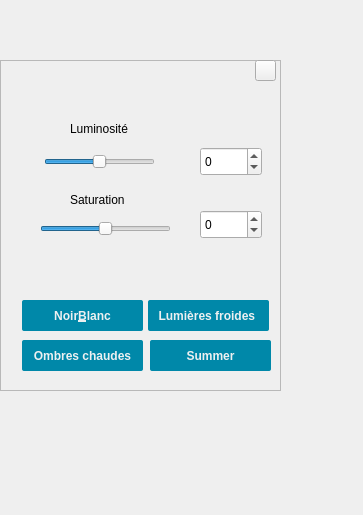
Before: the Qt Designer form filterarea.ui in NesrineGhannay/ImagEdit, drawn with Qt 5.
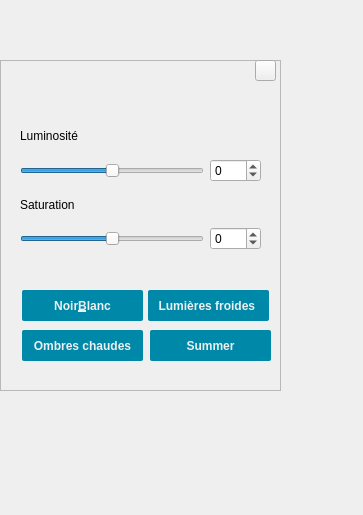
After: the same form once the commit is applied. Icons and pictures are not drawn.

Commit message: widget restructuring

What changed in the file:
```diff
--- a/filterarea.ui
+++ b/filterarea.ui
@@ -28,59 +28,11 @@
    <property name="frameShadow">
     <enum>QFrame::Raised</enum>
    </property>
-   <widget class="QLabel" name="saturationText">
-    <property name="geometry">
-     <rect>
-      <x>70</x>
-      <y>130</y>
-      <width>68</width>
-      <height>20</height>
-     </rect>
-    </property>
-    <property name="text">
-     <string>Saturation</string>
-    </property>
-   </widget>
-   <widget class="QSlider" name="luminositeSlider">
-    <property name="geometry">
-     <rect>
-      <x>44</x>
-      <y>92</y>
-      <width>111</width>
-      <height>20</height>
-     </rect>
-    </property>
-    <property name="minimum">
-     <number>-100</number>
-    </property>
-    <property name="maximum">
-     <number>100</number>
-    </property>
-    <property name="orientation">
-     <enum>Qt::Horizontal</enum>
-    </property>
-   </widget>
-   <widget class="QSpinBox" name="luminositeBox">
-    <property name="geometry">
-     <rect>
-      <x>200</x>
-      <y>87</y>
-      <width>62</width>
-      <height>29</height>
-     </rect>
-    </property>
-    <property name="minimum">
-     <number>-100</number>
-    </property>
-    <property name="maximum">
-     <number>100</number>
-    </property>
-   </widget>
    <widget class="QPushButton" name="LumFroidesFilterButton">
     <property name="geometry">
      <rect>
       <x>148</x>
-      <y>240</y>
+      <y>230</y>
       <width>121</width>
       <height>31</height>
      </rect>
@@ -106,24 +58,11 @@
      <string>Lumières froides </string>
     </property>
    </widget>
-   <widget class="QLabel" name="luminositeText">
-    <property name="geometry">
-     <rect>
-      <x>70</x>
-      <y>59</y>
-      <width>72</width>
-      <height>20</height>
-     </rect>
-    </property>
-    <property name="text">
-     <string>Luminosité</string>
-    </property>
-   </widget>
    <widget class="QPushButton" name="NbFilterButton">
     <property name="geometry">
      <rect>
       <x>22</x>
-      <y>240</y>
+      <y>230</y>
       <width>121</width>
       <height>31</height>
      </rect>
@@ -153,7 +92,7 @@
     <property name="geometry">
      <rect>
       <x>22</x>
-      <y>280</y>
+      <y>270</y>
       <width>121</width>
       <height>31</height>
      </rect>
@@ -179,30 +118,11 @@
      <string>Ombres chaudes</string>
     </property>
    </widget>
-   <widget class="QSlider" name="saturationSlider">
-    <property name="geometry">
-     <rect>
-      <x>40</x>
-      <y>160</y>
-      <width>131</width>
-      <height>18</height>
-     </rect>
-    </property>
-    <property name="minimum">
-     <number>-100</number>
-    </property>
-    <property name="maximum">
-     <number>100</number>
-    </property>
-    <property name="orientation">
-     <enum>Qt::Horizontal</enum>
-    </property>
-   </widget>
    <widget class="QPushButton" name="SummerFiltreButton">
     <property name="geometry">
      <rect>
       <x>150</x>
-      <y>280</y>
+      <y>270</y>
       <width>121</width>
       <height>31</height>
      </rect>
@@ -228,22 +148,6 @@
      <string>Summer</string>
     </property>
    </widget>
-   <widget class="QSpinBox" name="saturationNumber">
-    <property name="geometry">
-     <rect>
-      <x>200</x>
-      <y>150</y>
-      <width>62</width>
-      <height>29</height>
-     </rect>
-    </property>
-    <property name="minimum">
-     <number>-100</number>
-    </property>
-    <property name="maximum">
-     <number>100</number>
-    </property>
-   </widget>
    <widget class="QPushButton" name="pushButton">
     <property name="enabled">
      <bool>true</bool>
@@ -264,6 +168,107 @@
       <normaloff>:/cancel.png</normaloff>:/cancel.png</iconset>
     </property>
    </widget>
+   <widget class="QWidget" name="">
+    <property name="geometry">
+     <rect>
+      <x>20</x>
+      <y>59</y>
+      <width>241</width>
+      <height>151</height>
+     </rect>
+    </property>
+    <layout class="QVBoxLayout" name="verticalLayout_3">
+     <item>
+      <layout class="QVBoxLayout" name="verticalLayout">
+       <item>
+        <widget class="QLabel" name="luminositeText">
+         <property name="text">
+          <string>Luminosité</string>
+         </property>
+        </widget>
+       </item>
+       <item>
+        <layout class="QHBoxLayout" name="horizontalLayout">
+         <item>
+          <widget class="QSlider" name="luminositeSlider">
+           <property name="minimum">
+            <number>-100</number>
+           </property>
+           <property name="maximum">
+            <number>100</number>
+           </property>
+           <property name="orientation">
+            <enum>Qt::Horizontal</enum>
+           </property>
+          </widget>
+         </item>
+         <item>
+          <widget class="QSpinBox" name="luminositeBox">
+           <property name="minimum">
+            <number>-100</number>
+           </property>
+           <property name="maximum">
+            <number>100</number>
+           </property>
+          </widget>
+         </item>
+        </layout>
+       </item>
+      </layout>
+     </item>
+     <item>
+      <layout class="QVBoxLayout" name="verticalLayout_2">
+       <item>
+        <widget class="QLabel" name="saturationText">
+         <property name="text">
+          <string>Saturation</string>
+         </property>
+        </widget>
+       </item>
+       <item>
+        <layout class="QHBoxLayout" name="horizontalLayout_2">
+         <item>
+          <widget class="QSlider" name="saturationSlider">
+           <property name="minimum">
+            <number>-100</number>
+           </property>
+           <property name="maximum">
+            <number>100</number>
+           </property>
+           <property name="orientation">
+            <enum>Qt::Horizontal</enum>
+           </property>
+          </widget>
+         </item>
+         <item>
+          <widget class="QSpinBox" name="saturationNumber">
+           <property name="minimum">
+            <number>-100</number>
+           </property>
+           <property name="maximum">
+            <number>100</number>
+           </property>
+          </widget>
+         </item>
+        </layout>
+       </item>
+      </layout>
+     </item>
+     <item>
+      <spacer name="horizontalSpacer">
+       <property name="orientation">
+        <enum>Qt::Horizontal</enum>
+       </property>
+       <property name="sizeHint" stdset="0">
+        <size>
+         <width>40</width>
+         <height>20</height>
+        </size>
+       </property>
+      </spacer>
+     </item>
+    </layout>
+   </widget>
   </widget>
  </widget>
  <resources>
```
The commit also changes 1 other file.
